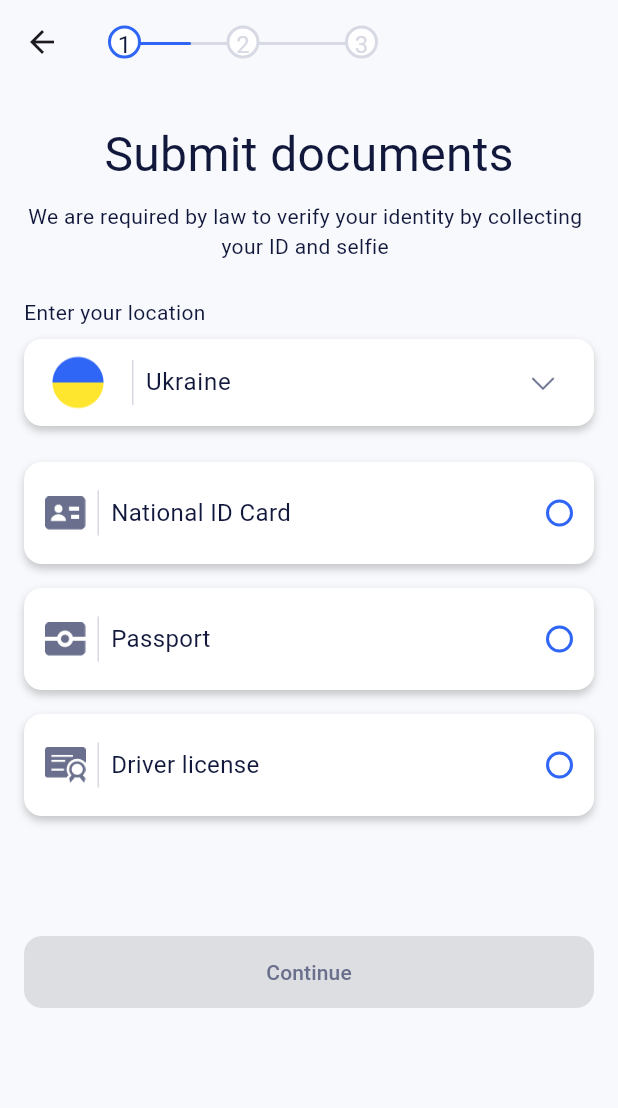
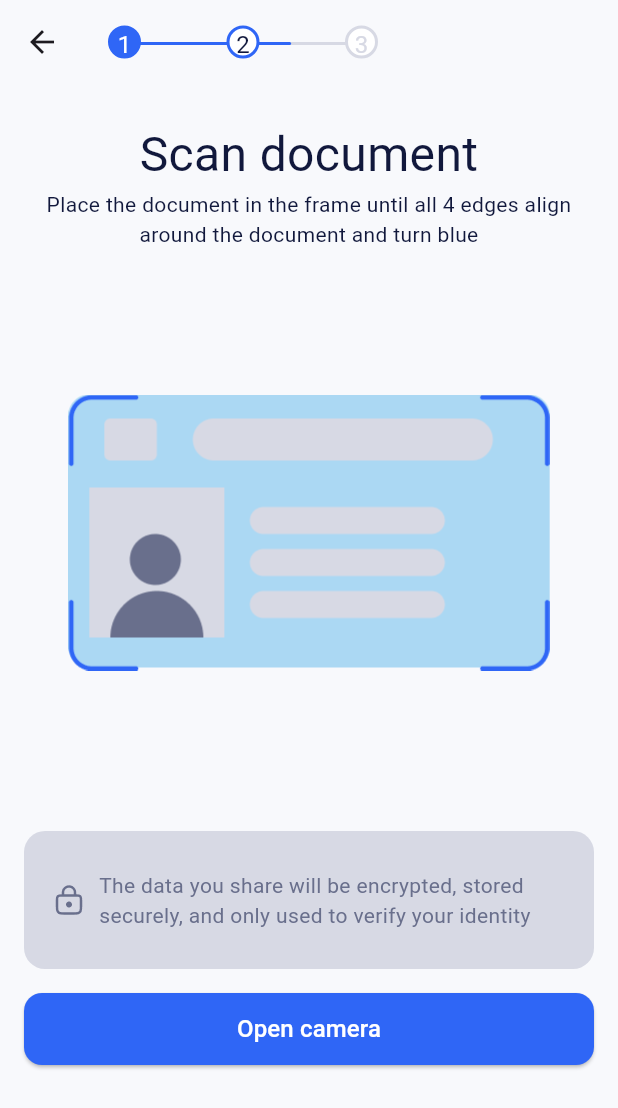
Before and after one commit to bai-93/binanceApp, a Flutter app: the screen it shows after launch, on a phone screen of 412 x 824 dp. Shown: the top 1108 px of the screen. Run offline on Flutter 3.47's test engine with Material 3 defaults, Android fonts, the phone set to English and light mode, and no system bars; our stand-ins replace adaptive_theme, bloc, dio, equatable, flutter_bloc, get_it and 6 more; generated files the repository leaves out were written again.

Commit message:
scan documents screen

```diff
--- a/lib/config/route/router.dart
+++ b/lib/config/route/router.dart
@@ -12,6 +12,7 @@ import 'package:sheker/presentation/pages/login_page/signUp/submit_documents/sub
 import 'package:sheker/presentation/pages/onboarding/onboarding.dart';
 import 'package:sheker/presentation/pages/tab_bar/main_part/main_menu_tabBar.dart';
 import 'package:sheker/presentation/pages/wallet_page/wallet_shimmer_page.dart';
+import '../../presentation/pages/login_page/signUp/scan_documents/scan_documents.dart';
 import '../../presentation/pages/login_page/signUp/welcome.dart';
 
 class AppRouter {
@@ -30,7 +31,7 @@ class AppRouter {
 
   GoRouter configRouter() {
     GoRouter goRouter = GoRouter(
-      initialLocation: '/sign_up/submit_documents',
+      initialLocation: '/sign_up/scan_documents',
       navigatorKey: _rootNavigatorKey,
       routes: [
         GoRoute(
@@ -84,6 +85,12 @@ class AppRouter {
                 path: 'submit_documents',
                 builder: (context, state) {
                   return const SubmitDocuments();
+                },
+              ),
+              GoRoute(
+                path: 'scan_documents',
+                builder: (context, state) {
+                  return const ScanDocuments();
                 },
               )
             ]),
--- /dev/null
+++ b/lib/presentation/pages/login_page/signUp/scan_documents/scan_documents.dart
@@ -0,0 +1,131 @@
+import 'package:flutter/material.dart';
+import 'package:sheker/config/base_widgets/base_statefull.dart';
+import 'package:sheker/config/base_widgets/base_stateless.dart';
+import 'package:sheker/uicomponent/verification_step.dart';
+import 'package:sheker/utilities/app_colors.dart';
+
+class ScanDocuments extends BaseScreen {
+  const ScanDocuments({super.key});
+
+  @override
+  State<ScanDocuments> createState() => _ScanDocumentsState();
+}
+
+class _ScanDocumentsState extends BaseScreenState<ScanDocuments>
+    with BaseScreenMixin {
+  @override
+  AppBar? typeAppbar({AppbarType type = AppbarType.none}) {
+    return super.typeAppbar(type: AppbarType.custom);
+  }
+
+  @override
+  AppBar customAppbar() {
+    return AppBar(
+      clipBehavior: Clip.hardEdge,
+      surfaceTintColor: Colors.transparent,
+      backgroundColor: AppColors.backgroundWhiteTheme,
+      title: VerificationStep(
+        0.5,
+        0.72,
+      ),
+    );
+  }
+
+  @override
+  Widget body() {
+    return Padding(
+      padding: const EdgeInsets.only(left: 16.0, right: 16.0),
+      child: Column(
+        children: [
+          const SizedBox(
+            height: 24.0,
+          ),
+          Text(
+            'Scan document',
+            softWrap: true,
+            textAlign: TextAlign.center,
+            style: TextStyle(color: AppColors.text, fontSize: 32.0),
+          ),
+          Text(
+            'Place the document in the frame until all 4 edges align around the document and turn blue',
+            softWrap: true,
+            textAlign: TextAlign.center,
+            style: TextStyle(color: AppColors.text, fontSize: 14.0),
+          ),
+          const SizedBox(
+            height: 97.0,
+          ),
+          SizedBox(
+            height: 184,
+            width: 323,
+            child: Center(
+              child: Stack(children: [
+                Positioned(
+                    top: 0.0,
+                    child: Image.asset('lib/images/login/signup/passport.png')),
+                Image.asset('lib/images/login/signup/autofocus.png')
+              ]),
+            ),
+          ),
+          const SizedBox(
+            height: 107.0,
+          ),
+          Container(
+            width: sizeOfScreen().width,
+            decoration: BoxDecoration(
+                color: AppColors.otline,
+                borderRadius: const BorderRadius.all(Radius.circular(14.0))),
+            child: Padding(
+              padding: const EdgeInsets.all(8.0),
+              child: Row(
+                children: [
+                  Padding(
+                    padding: const EdgeInsets.only(
+                        top: 26.0, bottom: 26.0, left: 10.0),
+                    child: SizedBox(
+                      height: 24.0,
+                      width: 24.0,
+                      child:
+                          Image.asset('lib/images/login/signup/lock_light.png'),
+                    ),
+                  ),
+                  Expanded(
+                    child: Padding(
+                      padding: const EdgeInsets.only(
+                          left: 8.0, right: 14.0, top: 14.0, bottom: 14.0),
+                      child: Text(
+                        'The data you share will be encrypted, stored securely, and only used to verify your identity',
+                        softWrap: true,
+                        textAlign: TextAlign.left,
+                        style: TextStyle(
+                            color: AppColors.secondary, fontSize: 14.0),
+                      ),
+                    ),
+                  ),
+                ],
+              ),
+            ),
+          ),
+          const SizedBox(height: 16.0),
+          SizedBox(
+            height: 48.0,
+            width: sizeOfScreen().width,
+            child: ElevatedButton(
+                onPressed: () {
+                  debugPrint("Open camera");
+                },
+                style: ElevatedButton.styleFrom(
+                    backgroundColor: AppColors.onboardingPrimary,
+                    shape: const RoundedRectangleBorder(
+                        borderRadius: BorderRadius.all(Radius.circular(12.0)))),
+                child: Text(
+                  'Open camera',
+                  style: TextStyle(color: AppColors.surface, fontSize: 16.0),
+                )),
+          ),
+          const SizedBox(height: 98)
+        ],
+      ),
+    );
+  }
+}
```
Also changed, not shown: lib/images/login/signup/1.5x/autofocus.png (added), lib/images/login/signup/1.5x/passport.png (added), lib/images/login/signup/2.0x/autofocus.png (added), lib/images/login/signup/2.0x/passport.png (added), lib/images/login/signup/3.0x/autofocus.png (added), lib/images/login/signup/3.0x/passport.png (added), lib/images/login/signup/autofocus.png (added), lib/images/login/signup/passport.png (added).
